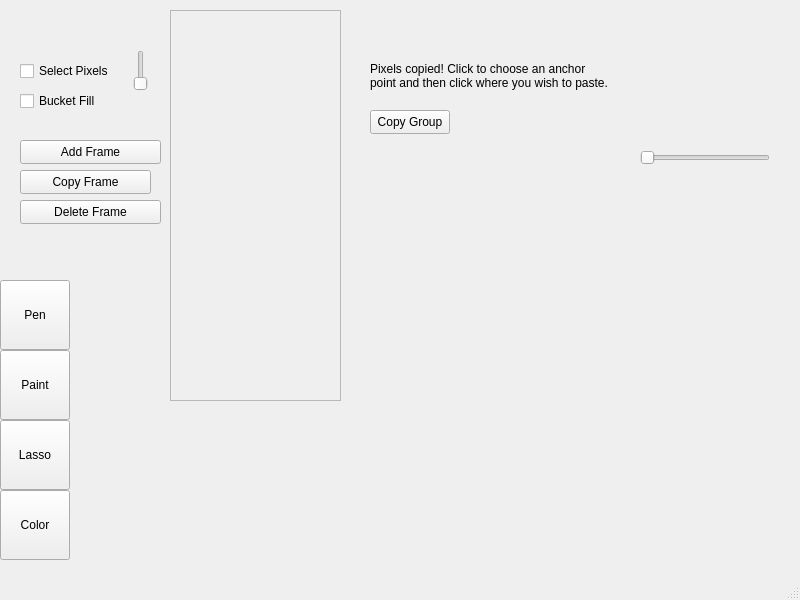
Before: the Qt Designer form spriteeditor.ui in 25hlarsen4/Sprite-Editor, drawn with Qt 5.
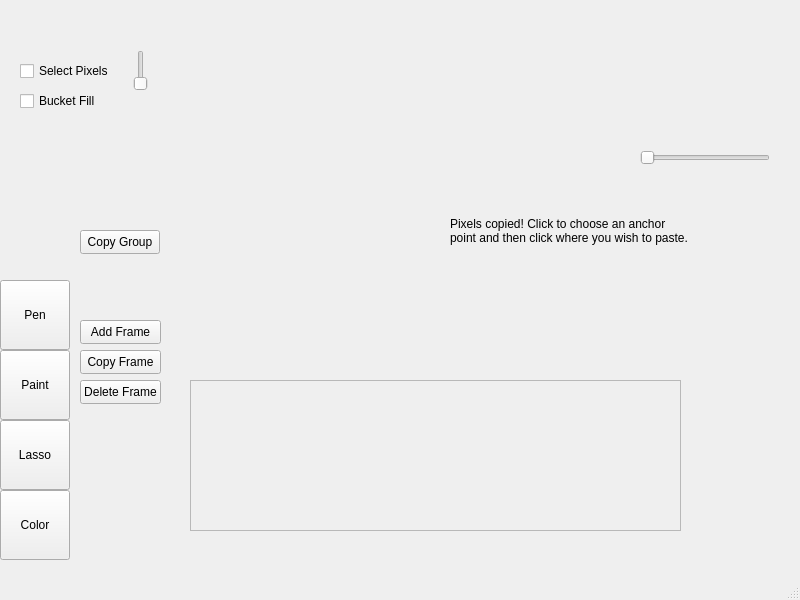
After: the same form once the commit is applied. Custom widgets are drawn as their Qt base class.

The edit to the form file:
```diff
--- a/spriteeditor.ui
+++ b/spriteeditor.ui
@@ -17,35 +17,12 @@
    <widget class="SpriteCanvas" name="canvasWidget" native="true">
     <property name="geometry">
      <rect>
-      <x>370</x>
-      <y>150</y>
-      <width>250</width>
-      <height>250</height>
-     </rect>
-    </property>
-   </widget>
-   <widget class="QScrollArea" name="scrollArea">
-    <property name="geometry">
-     <rect>
-      <x>170</x>
+      <x>190</x>
       <y>10</y>
-      <width>171</width>
-      <height>391</height>
+      <width>431</width>
+      <height>341</height>
      </rect>
     </property>
-    <property name="widgetResizable">
-     <bool>true</bool>
-    </property>
-    <widget class="QWidget" name="scrollAreaWidgetContents">
-     <property name="geometry">
-      <rect>
-       <x>0</x>
-       <y>0</y>
-       <width>169</width>
-       <height>389</height>
-      </rect>
-     </property>
-    </widget>
    </widget>
    <widget class="SpritePreview" name="previewWidget" native="true">
     <property name="geometry">
@@ -135,8 +112,8 @@
    <widget class="QPushButton" name="copyGroupButton">
     <property name="geometry">
      <rect>
-      <x>370</x>
-      <y>110</y>
+      <x>80</x>
+      <y>230</y>
       <width>80</width>
       <height>24</height>
      </rect>
@@ -161,8 +138,8 @@
    <widget class="QLabel" name="cpInstructionsLabel">
     <property name="geometry">
      <rect>
-      <x>370</x>
-      <y>55</y>
+      <x>450</x>
+      <y>210</y>
       <width>241</width>
       <height>41</height>
      </rect>
@@ -190,9 +167,9 @@
    <widget class="QPushButton" name="addFrameButton">
     <property name="geometry">
      <rect>
-      <x>20</x>
-      <y>140</y>
-      <width>141</width>
+      <x>80</x>
+      <y>320</y>
+      <width>81</width>
       <height>24</height>
      </rect>
     </property>
@@ -203,9 +180,9 @@
    <widget class="QPushButton" name="copyFrameButton">
     <property name="geometry">
      <rect>
-      <x>20</x>
-      <y>170</y>
-      <width>131</width>
+      <x>80</x>
+      <y>350</y>
+      <width>81</width>
       <height>24</height>
      </rect>
     </property>
@@ -213,19 +190,6 @@
      <string>Copy Frame</string>
     </property>
    </widget>
-   <widget class="QPushButton" name="deleteFrameButton">
-    <property name="geometry">
-     <rect>
-      <x>20</x>
-      <y>200</y>
-      <width>141</width>
-      <height>24</height>
-     </rect>
-    </property>
-    <property name="text">
-     <string>Delete Frame</string>
-    </property>
-   </widget>
    <widget class="QSlider" name="frameCountSlider">
     <property name="geometry">
      <rect>
@@ -239,6 +203,42 @@
      <enum>Qt::Vertical</enum>
     </property>
    </widget>
+   <widget class="QPushButton" name="deleteFrameButton">
+    <property name="geometry">
+     <rect>
+      <x>80</x>
+      <y>380</y>
+      <width>81</width>
+      <height>24</height>
+     </rect>
+    </property>
+    <property name="text">
+     <string>Delete Frame</string>
+    </property>
+   </widget>
+   <widget class="QScrollArea" name="scrollArea">
+    <property name="geometry">
+     <rect>
+      <x>190</x>
+      <y>380</y>
+      <width>491</width>
+      <height>151</height>
+     </rect>
+    </property>
+    <property name="widgetResizable">
+     <bool>true</bool>
+    </property>
+    <widget class="QWidget" name="scrollAreaWidgetContents">
+     <property name="geometry">
+      <rect>
+       <x>0</x>
+       <y>0</y>
+       <width>489</width>
+       <height>149</height>
+      </rect>
+     </property>
+    </widget>
+   </widget>
   </widget>
   <widget class="QMenuBar" name="menubar">
    <property name="geometry">
```
